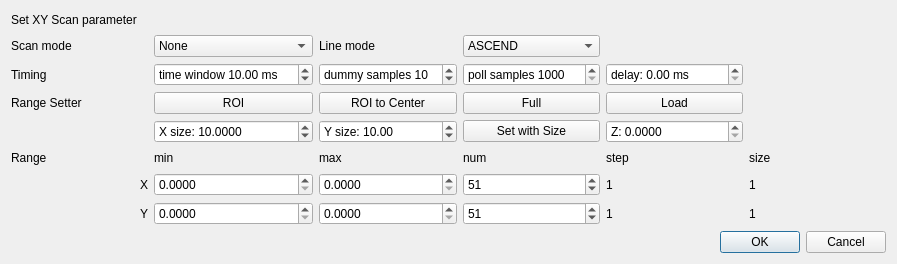
Above: mahos/gui/ui/scanDialog.ui from ToyotaCRDL/mahos before the change. Below: the same form after it.
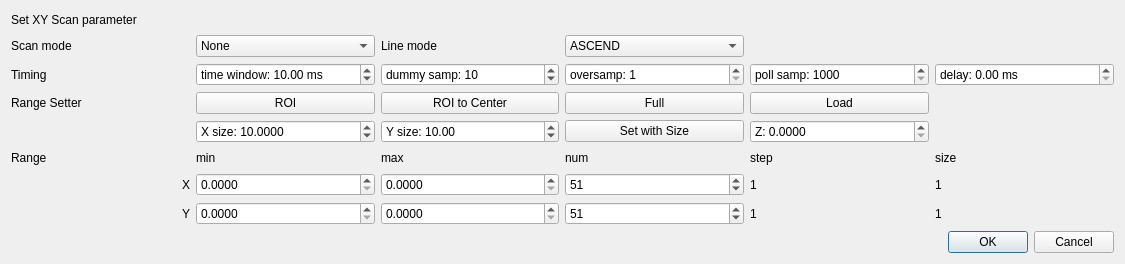
That is the form after the change.

Commit message: gui/confocal: use oversample

```diff
--- a/mahos/gui/ui/scanDialog.ui
+++ b/mahos/gui/ui/scanDialog.ui
@@ -6,7 +6,7 @@
    <rect>
     <x>0</x>
     <y>0</y>
-    <width>897</width>
+    <width>1125</width>
     <height>264</height>
    </rect>
   </property>
@@ -112,7 +112,7 @@
      <item row="2" column="2">
       <widget class="QSpinBox" name="dummysampleBox">
        <property name="prefix">
-        <string>dummy samples </string>
+        <string>dummy samp: </string>
        </property>
        <property name="minimum">
         <number>1</number>
@@ -128,7 +128,7 @@
      <item row="2" column="1">
       <widget class="QDoubleSpinBox" name="timeBox">
        <property name="prefix">
-        <string>time window </string>
+        <string>time window: </string>
        </property>
        <property name="suffix">
         <string> ms</string>
@@ -151,25 +151,6 @@
        </property>
       </widget>
      </item>
-     <item row="2" column="3">
-      <widget class="QSpinBox" name="pollsampleBox">
-       <property name="suffix">
-        <string/>
-       </property>
-       <property name="prefix">
-        <string>poll samples </string>
-       </property>
-       <property name="minimum">
-        <number>1000</number>
-       </property>
-       <property name="maximum">
-        <number>10000</number>
-       </property>
-       <property name="singleStep">
-        <number>1000</number>
-       </property>
-      </widget>
-     </item>
      <item row="6" column="2">
       <widget class="QDoubleSpinBox" name="xmaxBox">
        <property name="decimals">
@@ -258,16 +239,6 @@
        </property>
       </widget>
      </item>
-     <item row="2" column="4">
-      <widget class="QDoubleSpinBox" name="delayBox">
-       <property name="prefix">
-        <string>delay: </string>
-       </property>
-       <property name="suffix">
-        <string> ms</string>
-       </property>
-      </widget>
-     </item>
      <item row="6" column="3">
       <widget class="QSpinBox" name="xnumBox">
        <property name="minimum">
@@ -376,6 +347,48 @@
        </property>
       </widget>
      </item>
+     <item row="2" column="5">
+      <widget class="QDoubleSpinBox" name="delayBox">
+       <property name="prefix">
+        <string>delay: </string>
+       </property>
+       <property name="suffix">
+        <string> ms</string>
+       </property>
+      </widget>
+     </item>
+     <item row="2" column="4">
+      <widget class="QSpinBox" name="pollsampleBox">
+       <property name="suffix">
+        <string/>
+       </property>
+       <property name="prefix">
+        <string>poll samp: </string>
+       </property>
+       <property name="minimum">
+        <number>1000</number>
+       </property>
+       <property name="maximum">
+        <number>10000</number>
+       </property>
+       <property name="singleStep">
+        <number>1000</number>
+       </property>
+      </widget>
+     </item>
+     <item row="2" column="3">
+      <widget class="QSpinBox" name="oversampleBox">
+       <property name="prefix">
+        <string>oversamp: </string>
+       </property>
+       <property name="minimum">
+        <number>1</number>
+       </property>
+       <property name="maximum">
+        <number>1000</number>
+       </property>
+      </widget>
+     </item>
     </layout>
    </item>
    <item>
```
Left out of the diff: 1 changed line with no effect on the pictures. The commit also changes 4 other files.
